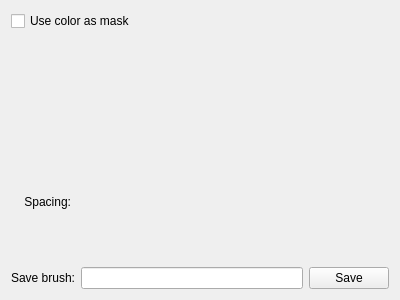
The window that krita/plugins/paintops/libpaintop/forms/wdgclipboardbrush.ui (KDE/krita) describes before a commit, drawn with Qt 5.
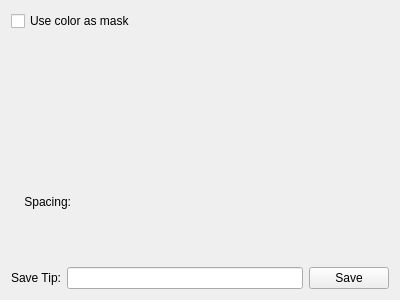
The same window after the commit. Custom widgets are drawn as their Qt base class.

Commit message: Switch the rest of "Brush" into "Tip"

The edit to the form file:
```diff
--- a/krita/plugins/paintops/libpaintop/forms/wdgclipboardbrush.ui
+++ b/krita/plugins/paintops/libpaintop/forms/wdgclipboardbrush.ui
@@ -99,7 +99,7 @@
      <item>
       <widget class="QLabel" name="label">
        <property name="text">
-        <string>Save brush:</string>
+        <string>Save Tip:</string>
        </property>
        <property name="alignment">
         <set>Qt::AlignRight|Qt::AlignTrailing|Qt::AlignVCenter</set>
```
The commit also changes 3 other files.
